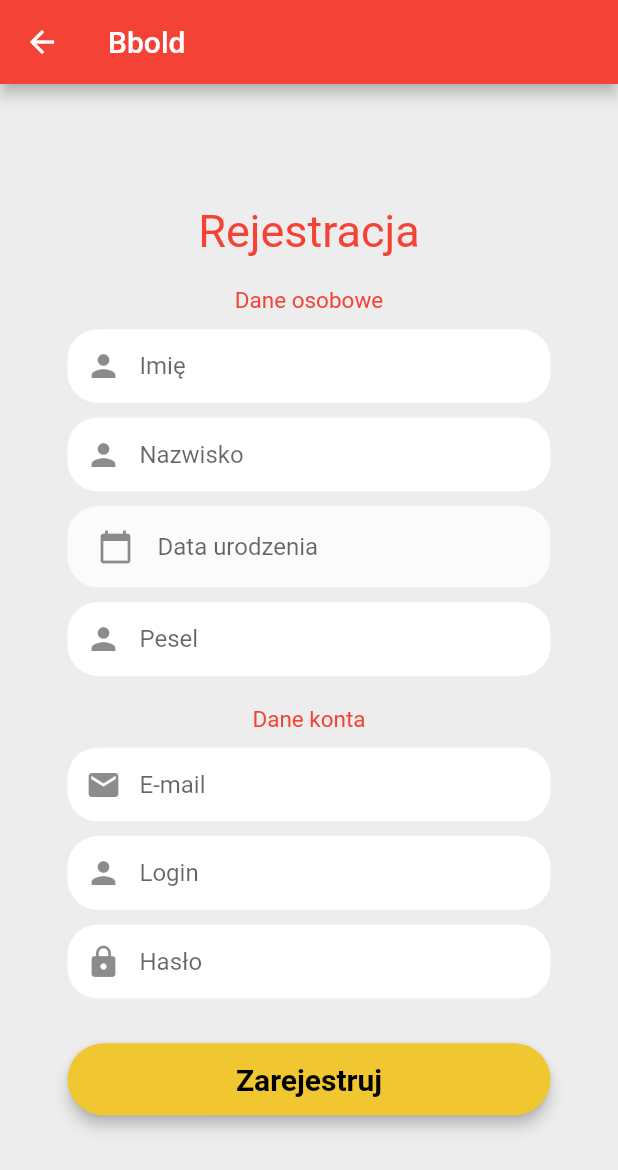
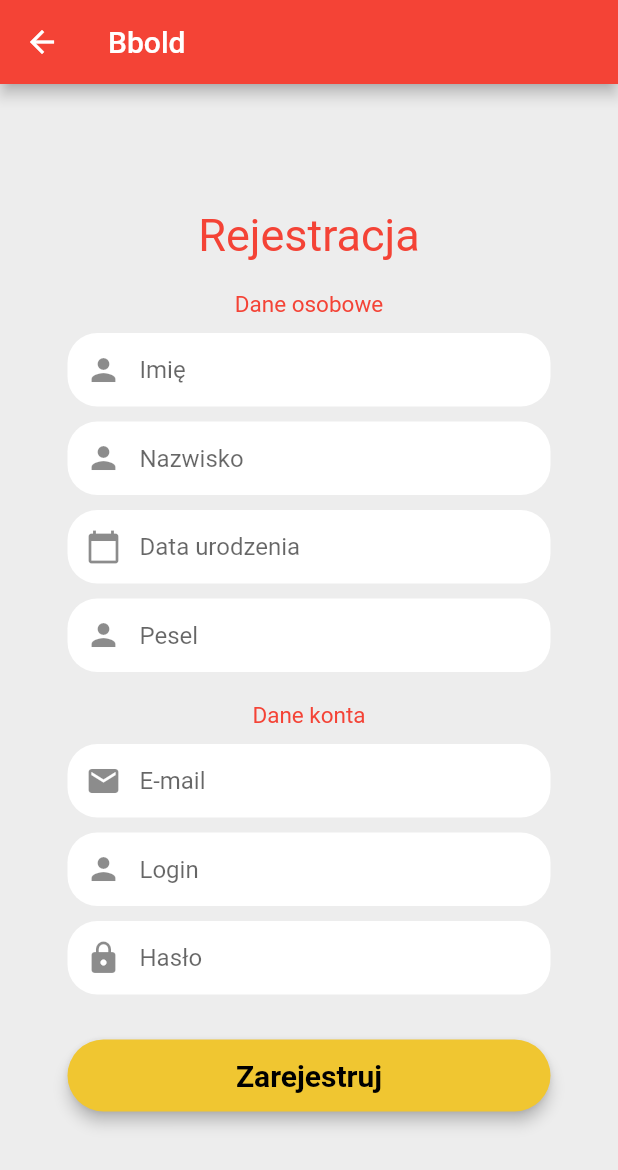
Before and after one commit to r0czak/bblood, a Flutter app: the RegistrationScreen screen opened directly, on a phone screen of 412 x 824 dp. Shown: the top 1170 px of the screen. Run offline on Flutter 3.47's test engine with Material 2 defaults, Android fonts, the phone set to English and light mode, and no system bars; our stand-ins replace firebase_auth, firebase_core, fluttertoast; accounts and stored records are empty.

Commit message:
Add datepicker to registration form

```diff
--- a/lib/front/registration_page.dart
+++ b/lib/front/registration_page.dart
@@ -1,5 +1,5 @@
-import 'package:bblood/widgets/input_field.dart';
 import 'package:flutter/material.dart';
+import 'package:intl/intl.dart';
 
 class RegistrationScreen extends StatefulWidget {
   const RegistrationScreen({Key? key}) : super(key: key);
@@ -10,6 +10,9 @@ class RegistrationScreen extends StatefulWidget {
 
 class _RegistrationScreenState extends State<RegistrationScreen> {
   final _formKey = GlobalKey<FormState>();
+
+  DateTime? _birthdayDate;
+  DateFormat formatter = DateFormat('yyyy-MM-dd');
 
   // editing text controllers for form fields
   final TextEditingController firstNameController = TextEditingController();
@@ -204,27 +207,35 @@ class _RegistrationScreenState extends State<RegistrationScreen> {
           ),
         ));
 
-    // Tu ma byc date picker !!!!!!!!!!!!!!!!!!!
-    // final birthdayInput = TextFormField(
-    //   onTap: (){
-    //     // Below line stops keyboard from appearing
-    //     FocusScope.of(context).requestFocus(new FocusNode());
-    //
-    //     // Show Date Picker Here
-    //
-    //   },
-    //     decoration: InputDecoration(
-    //       prefixIcon: const Icon(Icons.lock),
-    //       contentPadding: const EdgeInsets.fromLTRB(20, 15, 20, 15),
-    //       hintText: "Hasło",
-    //       fillColor: Colors.white,
-    //       filled: true,
-    //       border: OutlineInputBorder(
-    //         borderSide: BorderSide.none,
-    //         borderRadius: BorderRadius.circular(20),
-    //       ),
-    //     ));
-    // );
+    final birthdayInput = TextFormField(
+        onTap: () {
+          // Below line stops keyboard from appearing
+          FocusScope.of(context).requestFocus(new FocusNode());
+
+          showDatePicker(
+                  context: context,
+                  initialDate: DateTime.now(),
+                  firstDate: DateTime(1900),
+                  lastDate: DateTime(2022))
+              .then((date) {
+            setState(() {
+              _birthdayDate = date;
+            });
+          });
+        },
+        decoration: InputDecoration(
+          prefixIcon: const Icon(Icons.calendar_today),
+          contentPadding: const EdgeInsets.fromLTRB(20, 15, 20, 15),
+          hintText: _birthdayDate == null
+              ? "Data urodzenia"
+              : DateFormat("dd-MM-yyyy").format(_birthdayDate!).toString(),
+          fillColor: Colors.white,
+          filled: true,
+          border: OutlineInputBorder(
+            borderSide: BorderSide.none,
+            borderRadius: BorderRadius.circular(20),
+          ),
+        ));
 
     return Scaffold(
       //backgroundColor: const Color(0xFFDA4148),
@@ -254,16 +265,7 @@ class _RegistrationScreenState extends State<RegistrationScreen> {
                   const SizedBox(height: 10),
                   lastNameInput,
                   const SizedBox(height: 10),
-                  const TextFieldContainer(
-                      child: TextField(
-                    decoration: InputDecoration(
-                      icon: Icon(
-                        Icons.calendar_today,
-                      ),
-                      hintText: "Data urodzenia",
-                      border: InputBorder.none,
-                    ),
-                  )),
+                  birthdayInput,
                   const SizedBox(height: 10),
                   peselInput,
                   const SizedBox(height: 20),
--- a/pubspec.yaml
+++ b/pubspec.yaml
@@ -38,6 +38,7 @@ dependencies:
   firebase_auth: ^3.2.0
   firebase_core: ^1.10.0
   fluttertoast: ^8.0.8
+  intl: ^0.17.0
 
 dev_dependencies:
   flutter_test:
```
Also changed, not shown: pubspec.lock.
